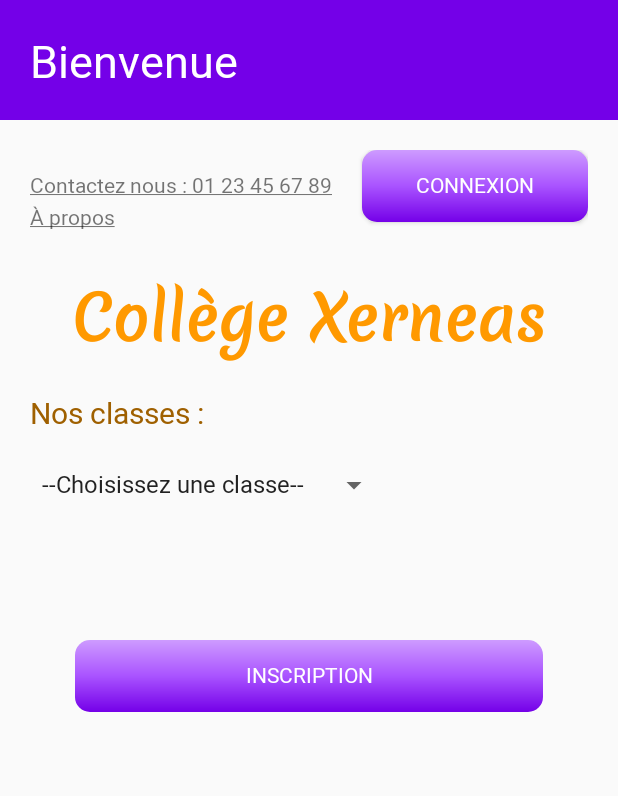
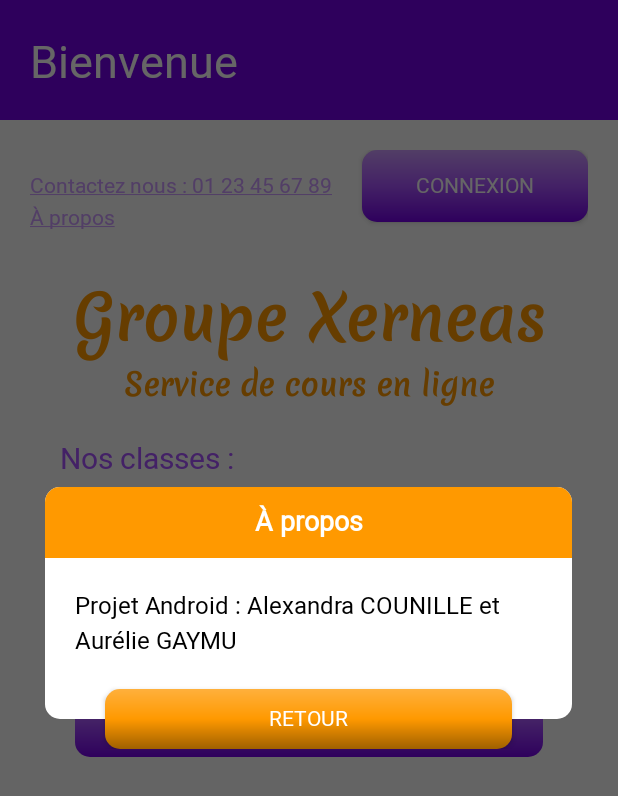
Before and after one commit to FlooneClife/ecole_en_ligne, an Android app: the screen it shows after launch (MainActivity), after a tap on "À propos", on a phone screen of 412 x 824 dp. Shown: the top 796 px of the screen. Run offline under Robolectric (Android 15) with nearby library versions, the phone set to English and light mode, and no system bars.

Commit message:
Custom popup
Création des fenêtres popup personnalisées. Changement mineure sur l'apparence des pages notamment l'accueil.
Ref : #1 #3 #6

```diff
--- a/app/src/main/java/com/example/ecole_en_ligne/MainActivity.java
+++ b/app/src/main/java/com/example/ecole_en_ligne/MainActivity.java
@@ -1,19 +1,21 @@
 package com.example.ecole_en_ligne;
 
+import androidx.appcompat.app.AlertDialog;
 import androidx.appcompat.app.AppCompatActivity;
-import androidx.appcompat.app.AppCompatDelegate;
+import androidx.constraintlayout.widget.ConstraintLayout;
 
-import android.app.AlertDialog;
-import android.content.DialogInterface;
 import android.content.Intent;
+import android.graphics.drawable.ColorDrawable;
 import android.net.Uri;
 import android.os.Bundle;
+import android.view.LayoutInflater;
 import android.view.View;
 import android.widget.ArrayAdapter;
 import android.widget.Button;
 import android.widget.Spinner;
 import android.widget.TextView;
-import android.widget.Toast;
+
+import com.example.ecole_en_ligne.util.ActionUtil;
 
 import java.util.ArrayList;
 import java.util.List;
@@ -77,7 +79,12 @@ public class MainActivity extends AppCompatActivity {
         propos.setOnClickListener(new View.OnClickListener() {
             @Override
             public void onClick(View v) {
-                Toast.makeText(getApplicationContext(),R.string.aPropos,Toast.LENGTH_SHORT).show();
+                ConstraintLayout root = (ConstraintLayout) findViewById(R.id.root_layout);
+                ActionUtil.showOrangePopup(MainActivity.this,
+                        getResources().getString(R.string.propos),
+                        getResources().getString(R.string.aPropos),
+                        getResources().getString(R.string.retour),
+                        root);
             }
         });
 
@@ -91,8 +98,6 @@ public class MainActivity extends AppCompatActivity {
             }
         });
 
+    }
 
-
-
-    }
 }
--- /dev/null
+++ b/app/src/main/java/com/example/ecole_en_ligne/util/ActionUtil.java
@@ -0,0 +1,65 @@
+package com.example.ecole_en_ligne.util;
+
+import android.content.Context;
+import android.graphics.drawable.ColorDrawable;
+import android.view.LayoutInflater;
+import android.view.View;
+import android.view.ViewGroup;
+import android.widget.Button;
+import android.widget.TextView;
+
+import androidx.appcompat.app.AlertDialog;
+
+import com.example.ecole_en_ligne.R;
+
+public class ActionUtil {
+
+    public static void showPurplePopup(Context context, String headerTitle, String contentText, String buttonText, ViewGroup root) {
+
+        AlertDialog.Builder builder = new AlertDialog.Builder(context, R.style.MyAlertDialog);
+        View view = LayoutInflater.from(context).inflate(R.layout.popup_purple_custom, root);
+        builder.setView(view);
+        ((TextView) view.findViewById(R.id.titrepopup)).setText(headerTitle);
+        ((TextView) view.findViewById(R.id.description)).setText(contentText);
+        ((Button) view.findViewById(R.id.boutonOk)).setText(buttonText);
+
+        final AlertDialog alertDialog = builder.create();
+
+        view.findViewById(R.id.boutonOk).setOnClickListener(new View.OnClickListener() {
+            @Override
+            public void onClick(View view) {
+                alertDialog.dismiss();
+            }
+        });
+
+        if (alertDialog.getWindow() != null) {
+            alertDialog.getWindow().setBackgroundDrawable(new ColorDrawable(0));
+        }
+        alertDialog.show();
+    }
+
+    public static void showOrangePopup(Context context, String headerTitle, String contentText, String buttonText, ViewGroup root) {
+
+        AlertDialog.Builder builder = new AlertDialog.Builder(context, R.style.MyAlertDialog);
+        View view = LayoutInflater.from(context).inflate(R.layout.popup_orange_custom, root);
+        builder.setView(view);
+        ((TextView) view.findViewById(R.id.titrepopup)).setText(headerTitle);
+        ((TextView) view.findViewById(R.id.description)).setText(contentText);
+        ((Button) view.findViewById(R.id.boutonOk)).setText(buttonText);
+
+        final AlertDialog alertDialog = builder.create();
+
+        view.findViewById(R.id.boutonOk).setOnClickListener(new View.OnClickListener() {
+            @Override
+            public void onClick(View view) {
+                alertDialog.dismiss();
+            }
+        });
+
+        if (alertDialog.getWindow() != null) {
+            alertDialog.getWindow().setBackgroundDrawable(new ColorDrawable(0));
+        }
+        alertDialog.show();
+    }
+
+}
--- /dev/null
+++ b/app/src/main/res/drawable/popup_background.xml
@@ -0,0 +1,9 @@
+<?xml version="1.0" encoding="utf-8"?>
+
+<shape xmlns:android="http://schemas.android.com/apk/res/android">
+
+    <solid android:color="@color/white" />
+
+    <corners android:radius="10dp" />
+
+</shape>
--- /dev/null
+++ b/app/src/main/res/drawable/popup_orange_header_background.xml
@@ -0,0 +1,11 @@
+<?xml version="1.0" encoding="utf-8"?>
+
+<shape xmlns:android="http://schemas.android.com/apk/res/android">
+
+    <solid android:color="@color/x_orange150"/>
+
+    <corners
+        android:topLeftRadius="10dp"
+        android:topRightRadius="10dp" />
+
+</shape>
--- a/app/src/main/res/layout/activity_main.xml
+++ b/app/src/main/res/layout/activity_main.xml
@@ -41,13 +41,14 @@
                 <RelativeLayout
                     android:id="@+id/coords"
                     android:layout_width="wrap_content"
-                    android:layout_height="wrap_content" >
+                    android:layout_height="wrap_content">
 
                     <TextView
                         android:id="@+id/contact"
                         android:layout_width="wrap_content"
                         android:layout_height="wrap_content"
                         android:text="@string/contact"
+                        android:textColor="@color/x_purple200"
                         android:clickable="true"
                         android:focusable="true"/>
 
@@ -56,6 +57,7 @@
                         android:layout_width="wrap_content"
                         android:layout_height="wrap_content"
                         android:text="@string/propos"
+                        android:textColor="@color/x_purple200"
                         android:layout_marginBottom="20dp"
                         android:layout_gravity="left"
                         android:layout_below="@id/contact"
@@ -80,7 +82,7 @@
                 android:layout_width="wrap_content"
                 android:layout_height="wrap_content"
                 android:layout_gravity="center"
-                android:layout_marginVertical="20dp"
+                android:layout_marginTop="20dp"
                 android:theme="@style/Xerneas"
                 android:textStyle="bold"
                 android:text="@string/nom_ecole"
@@ -90,14 +92,26 @@
             <TextView
                 android:layout_width="wrap_content"
                 android:layout_height="wrap_content"
+                android:layout_gravity="center"
+                android:layout_marginBottom="20dp"
+                android:theme="@style/Xerneas"
+                android:textStyle="bold"
+                android:text="@string/desc_ecole"
+                android:textColor="@color/x_orange150"
+                android:textSize="20dp" />
+
+            <TextView
+                android:layout_width="wrap_content"
+                android:layout_height="wrap_content"
+                android:layout_marginHorizontal="20dp"
                 android:text="@string/classes"
-                android:textColor="@color/x_orange100"
+                android:textColor="@color/x_purple150"
                 android:textSize="20dp" />
 
             <Spinner
-                android:layout_width="wrap_content"
+                android:layout_width="match_parent"
                 android:layout_height="wrap_content"
-                android:layout_marginVertical="20dp"
+                android:layout_margin="20dp"
                 android:id="@+id/spinner"/>
 
             <!-- Suivant la longueur du texte, faire un ScrollView sur la page-->
--- /dev/null
+++ b/app/src/main/res/layout/popup_orange_custom.xml
@@ -0,0 +1,56 @@
+<?xml version="1.0" encoding="utf-8"?>
+
+<androidx.constraintlayout.widget.ConstraintLayout xmlns:android="http://schemas.android.com/apk/res/android"
+    xmlns:app="http://schemas.android.com/apk/res-auto"
+    android:id="@+id/root_layout"
+    android:layout_width="match_parent"
+    android:layout_height="wrap_content"
+    android:layout_margin="20dp"
+    android:padding="20dp" >
+
+    <androidx.constraintlayout.widget.ConstraintLayout
+        android:id="@+id/layoutDialog"
+        android:layout_width="match_parent"
+        android:layout_height="wrap_content"
+        android:background="@drawable/popup_background"
+        app:layout_constraintTop_toTopOf="parent">
+
+        <TextView
+            android:id="@+id/titrepopup"
+            android:layout_width="match_parent"
+            android:layout_height="wrap_content"
+            android:background="@drawable/popup_orange_header_background"
+            android:padding="10dp"
+            android:gravity="center"
+            android:textColor="@color/white"
+            android:textSize="18dp"
+            android:textStyle="bold"
+            app:layout_constraintTop_toTopOf="parent" />
+
+        <TextView
+            android:id="@+id/description"
+            android:layout_width="match_parent"
+            android:layout_height="wrap_content"
+            android:layout_marginStart="20dp"
+            android:layout_marginTop="20dp"
+            android:layout_marginEnd="20dp"
+            android:layout_marginBottom="40dp"
+            android:textColor="@android:color/black"
+            android:textSize="16sp"
+            app:layout_constraintBottom_toBottomOf="parent"
+            app:layout_constraintTop_toBottomOf="@id/titrepopup" />
+
+    </androidx.constraintlayout.widget.ConstraintLayout>
+
+    <Button
+        android:id="@+id/boutonOk"
+        android:layout_width="match_parent"
+        android:layout_height="40dp"
+        android:layout_marginStart="40dp"
+        android:layout_marginEnd="40dp"
+        android:background="@drawable/button_orange_gradient"
+        android:textColor="@color/white"
+        app:layout_constraintBottom_toBottomOf="@id/layoutDialog"
+        app:layout_constraintTop_toBottomOf="@id/layoutDialog" />
+
+</androidx.constraintlayout.widget.ConstraintLayout>
--- a/app/src/main/res/values/strings.xml
+++ b/app/src/main/res/values/strings.xml
@@ -5,7 +5,8 @@
     <!-- heebo -->
 
     <string name="app_name">Xerneas école en ligne</string>
-    <string name="nom_ecole">Collège Xerneas</string>
+    <string name="nom_ecole">Groupe Xerneas</string>
+    <string name="desc_ecole">Service de cours en ligne</string>
     <string name="propos"><u>À propos</u></string>
     <string name="inscription">Inscription</string>
     <string name="connexion">Connexion</string>
--- a/app/src/main/res/values/themes.xml
+++ b/app/src/main/res/values/themes.xml
@@ -23,4 +23,8 @@
         <item name="fontFamily">@font/merienda</item>
     </style>
 
+    <style name="MyAlertDialog" parent="Theme.AppCompat.Light.Dialog.Alert">
+        <item name="android:windowAnimationStyle">@android:style/Animation.Dialog</item>
+    </style>
+
 </resources>
```
Also changed, not shown: app/src/main/res/drawable/popup_purple_header_background.xml (added, +11 -0 lines), app/src/main/res/layout/popup_purple_custom.xml (added, +56 -0 lines).
